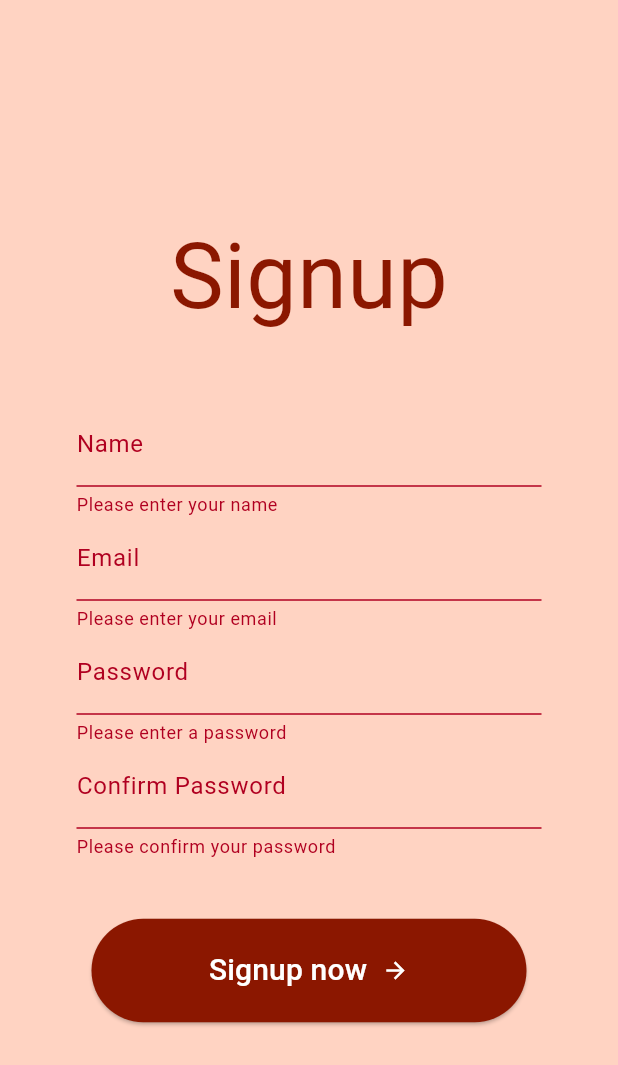
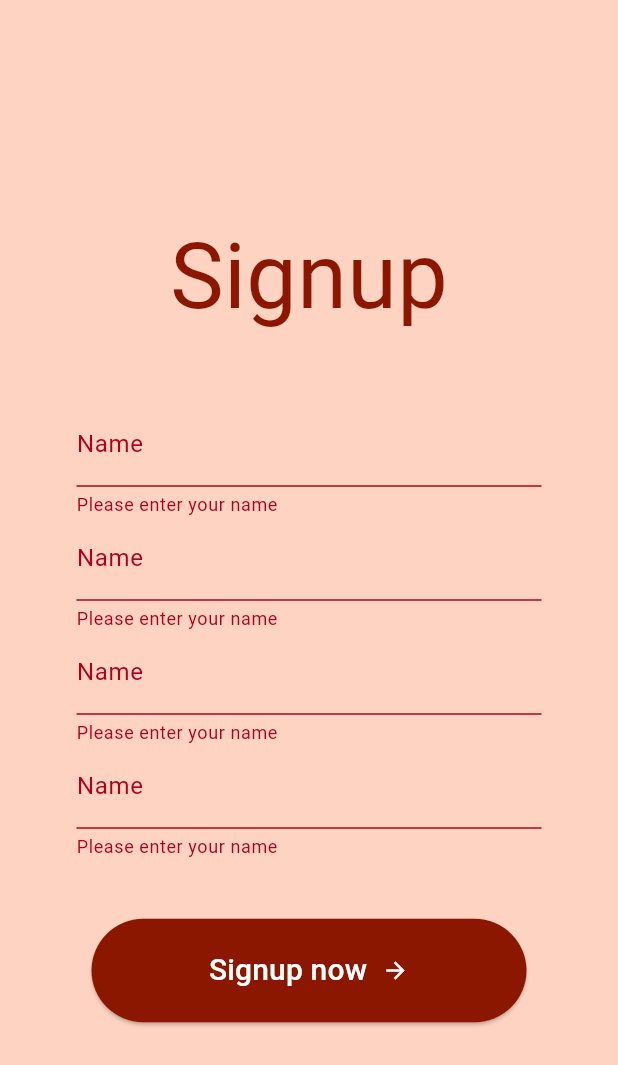
Before and after one commit to Djalabz/adopt_a_zombie_flutter, a Flutter app: the SignupForm screen opened by its route, after a tap on "Signup now", on a phone screen of 412 x 824 dp. Shown: the top 1065 px of the screen. Run offline on Flutter 3.47's test engine with Material 3 defaults, Android fonts, the phone set to English and light mode, and no system bars; our stand-ins replace google_fonts; Roboto replaces fonts that are missing (Creepster).

Commit message:
:sparkles: my text form field widget

```diff
--- /dev/null
+++ b/lib/components/text_form_field.dart
@@ -0,0 +1,45 @@
+import 'package:flutter/material.dart';
+
+class MyTextFormField extends StatelessWidget {
+  final TextEditingController controller;
+  final String labelText;
+  final String error;
+  final bool? hidden;
+
+  const MyTextFormField({
+    super.key,
+    required this.controller,
+    required this.labelText,
+    required this.error,
+    this.hidden,
+  });
+
+  @override
+  Widget build(BuildContext context) {
+    return TextFormField(
+      controller: controller,
+      cursorColor: Theme.of(context).colorScheme.primary,
+      style: TextStyle(color: Theme.of(context).colorScheme.primary),
+
+      // Style de l'input
+      decoration: InputDecoration(
+        labelText: 'Name',
+        focusedBorder: UnderlineInputBorder(
+          borderSide: BorderSide(color: Theme.of(context).colorScheme.primary),
+        ),
+        floatingLabelStyle:
+            TextStyle(color: Theme.of(context).colorScheme.primary),
+      ),
+
+      obscureText: hidden ?? false,
+
+      // Le validator vérifie que le champ n'est pas vide
+      validator: (value) {
+        if (value!.isEmpty) {
+          return 'Please enter your name';
+        }
+        return null;
+      },
+    );
+  }
+}
--- a/lib/pages/signup_page.dart
+++ b/lib/pages/signup_page.dart
@@ -1,17 +1,12 @@
+import 'package:cool_app/components/text_form_field.dart';
 import 'package:flutter/material.dart';
 import 'package:cool_app/components/button.dart';
 import 'package:cool_app/components/title.dart';
+import 'package:cool_app/components/text_form_field.dart';
 import 'package:http/http.dart' as http;
 import 'dart:convert';
 
-class SignupForm extends StatefulWidget {
-  const SignupForm({Key? key}) : super(key: key);
-
-  @override
-  SignupFormState createState() => SignupFormState();
-}
-
-class SignupFormState extends State<SignupForm> {
+class SignupForm extends StatelessWidget {
   final signupKey = GlobalKey<FormState>();
   final nameController = TextEditingController();
   final emailController = TextEditingController();
@@ -19,7 +14,7 @@ class SignupFormState extends State<SignupForm> {
   final confirmPasswordController = TextEditingController();
 
   // cette ligne est nécessaire pour que le widget puisse être construit
-  // _SignupFormState({super.key});
+  SignupForm({super.key});
 
   Future<void> registerUser() async {
     // On vérifie que les deux mots de passe sont identiques
@@ -91,110 +86,42 @@ class SignupFormState extends State<SignupForm> {
                         width: double.infinity,
 
                         // Input pour le nom
-                        child: TextFormField(
+                        child: MyTextFormField(
                           controller: nameController,
-                          cursorColor: Theme.of(context).colorScheme.primary,
-                          style: TextStyle(
-                              color: Theme.of(context).colorScheme.primary),
-
-                          // Style de l'input
-                          decoration: InputDecoration(
-                            labelText: 'Name',
-                            focusedBorder: UnderlineInputBorder(
-                              borderSide: BorderSide(
-                                  color: Theme.of(context).colorScheme.primary),
-                            ),
-                            floatingLabelStyle: TextStyle(
-                                color: Theme.of(context).colorScheme.primary),
-                          ),
-
-                          // Le validator vérifie que le champ n'est pas vide
-                          validator: (value) {
-                            if (value!.isEmpty) {
-                              return 'Please enter your name';
-                            }
-                            return null;
-                          },
+                          labelText: 'Name',
+                          error: 'Please enter your name',
                         ),
                       ),
 
                       // Espacement horizontal
                       SizedBox(
                         width: double.infinity,
-                        child: TextFormField(
+                        child: MyTextFormField(
                           controller: emailController,
-                          cursorColor: Theme.of(context).colorScheme.primary,
-                          style: TextStyle(
-                              color: Theme.of(context).colorScheme.primary),
-                          decoration: InputDecoration(
-                            labelText: 'Email',
-                            focusedBorder: UnderlineInputBorder(
-                              borderSide: BorderSide(
-                                  color: Theme.of(context).colorScheme.primary),
-                            ),
-                            floatingLabelStyle: TextStyle(
-                                color: Theme.of(context).colorScheme.primary),
-                          ),
-                          validator: (value) {
-                            if (value!.isEmpty) {
-                              return 'Please enter your email';
-                            }
-                            return null;
-                          },
+                          labelText: 'Email',
+                          error: 'Please enter your email adress',
                         ),
                       ),
 
                       // Espacement horizontal
                       SizedBox(
                         width: double.infinity,
-                        child: TextFormField(
+                        child: MyTextFormField(
                           controller: passwordController,
-                          cursorColor: const Color.fromARGB(255, 139, 23, 0),
-                          style: const TextStyle(
-                              color: Color.fromARGB(255, 139, 23, 0)),
-                          decoration: const InputDecoration(
-                            labelText: 'Password',
-                            focusedBorder: UnderlineInputBorder(
-                              borderSide: BorderSide(
-                                  color: Color.fromARGB(255, 139, 23, 0)),
-                            ),
-                            floatingLabelStyle: TextStyle(
-                                color: Color.fromARGB(255, 139, 23, 0)),
-                          ),
-                          obscureText: true,
-                          validator: (value) {
-                            if (value!.isEmpty) {
-                              return 'Please enter a password';
-                            }
-                            return null;
-                          },
+                          labelText: 'Password',
+                          error: 'Please enter a password',
+                          hidden: true,
                         ),
                       ),
 
                       // Espacement horizontal
                       SizedBox(
                         width: double.infinity,
-                        child: TextFormField(
+                        child: MyTextFormField(
                           controller: confirmPasswordController,
-                          cursorColor: const Color.fromARGB(255, 139, 23, 0),
-                          style: const TextStyle(
-                              color: Color.fromARGB(255, 139, 23, 0)),
-                          decoration: const InputDecoration(
-                            labelText: 'Confirm Password',
-                            focusedBorder: UnderlineInputBorder(
-                              borderSide: BorderSide(
-                                  color: Color.fromARGB(255, 139, 23, 0)),
-                            ),
-                            floatingLabelStyle: TextStyle(
-                                color: Color.fromARGB(255, 139, 23, 0)),
-                          ),
-                          obscureText: true,
-                          validator: (value) {
-                            if (value!.isEmpty) {
-                              return 'Please confirm your password';
-                            }
-                            return null;
-                          },
+                          labelText: 'Confirm Password',
+                          error: 'Please confirm your password',
+                          hidden: true,
                         ),
                       ),
 
```
